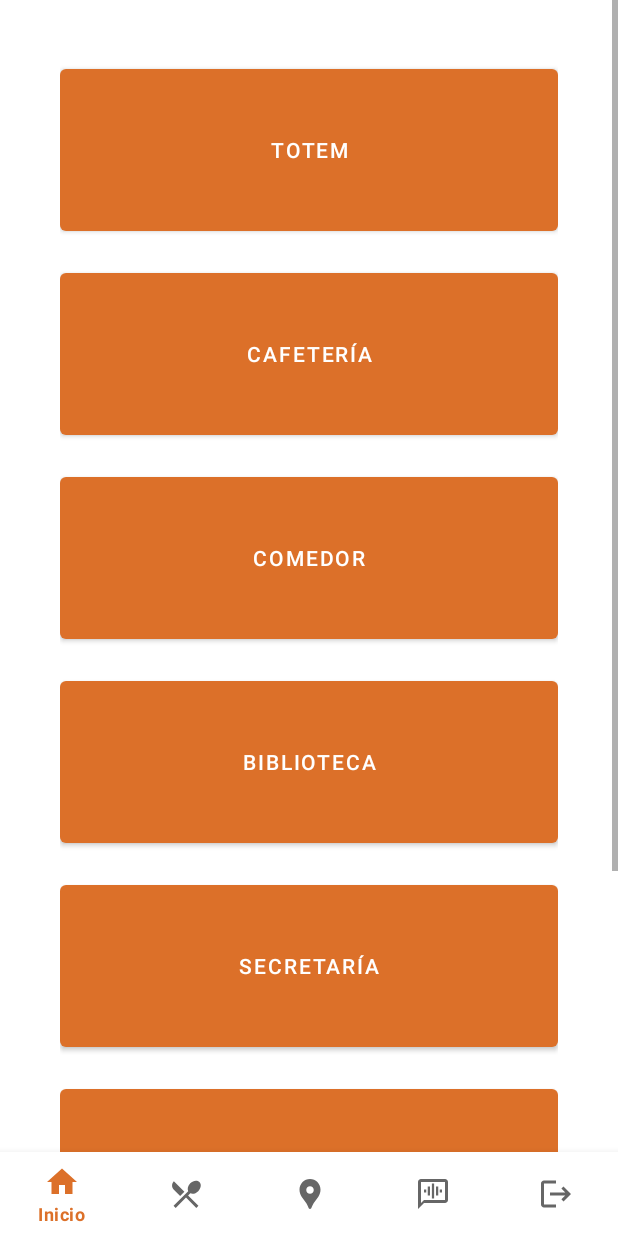
After one commit to Lmmp-02/NPI, an Android app: the fragment EspaciosComunesFragment placed in its activity, on a phone screen of 412 x 824 dp. The commit adds this screen. Run offline under Robolectric (Android 15) with nearby library versions, the phone set to English and light mode, and no system bars; our stand-ins replace Firebase (no records; nobody signed in at launch, a user with empty details on screens opened directly).

Commit message:
TabView selector localizaciones

```diff
--- /dev/null
+++ b/Practica_3/AsistenteEtsiit/app/src/main/java/grupo2/AsistenteEtsiit/EspaciosComunesFragment.java
@@ -0,0 +1,21 @@
+package grupo2.AsistenteEtsiit;
+
+import android.os.Bundle;
+
+import androidx.fragment.app.Fragment;
+
+import android.view.LayoutInflater;
+import android.view.View;
+import android.view.ViewGroup;
+
+public class EspaciosComunesFragment extends Fragment {
+    public EspaciosComunesFragment() {
+        // Required empty public constructor
+    }
+
+    @Override
+    public View onCreateView(LayoutInflater inflater, ViewGroup container, Bundle savedInstanceState) {
+        // Inflate the layout for this fragment
+        return inflater.inflate(R.layout.fragment_espacios_comunes, container, false);
+    }
+}
--- /dev/null
+++ b/Practica_3/AsistenteEtsiit/app/src/main/res/layout/fragment_espacios_comunes.xml
@@ -0,0 +1,80 @@
+<?xml version="1.0" encoding="utf-8"?>
+<androidx.constraintlayout.widget.ConstraintLayout xmlns:android="http://schemas.android.com/apk/res/android"
+    xmlns:tools="http://schemas.android.com/tools"
+    android:layout_width="match_parent"
+    android:layout_height="match_parent"
+    tools:context=".EspaciosComunesFragment">
+
+    <ScrollView
+        android:layout_width="match_parent"
+        android:layout_height="match_parent">
+
+        <LinearLayout
+            android:layout_width="match_parent"
+            android:layout_height="wrap_content"
+            android:orientation="vertical"
+            android:padding="40dp">
+
+            <Button
+                android:layout_width="match_parent"
+                android:layout_height="120dp"
+                android:text="@string/ec_totem" />
+
+            <Space
+                android:layout_width="match_parent"
+                android:layout_height="16dp" />
+
+            <Button
+                android:layout_width="match_parent"
+                android:layout_height="120dp"
+                android:text="@string/ec_cafeteria" />
+
+            <Space
+                android:layout_width="match_parent"
+                android:layout_height="16dp" />
+
+            <Button
+                android:layout_width="match_parent"
+                android:layout_height="120dp"
+                android:text="@string/ec_comedor" />
+
+            <Space
+                android:layout_width="match_parent"
+                android:layout_height="16dp" />
+
+            <Button
+                android:layout_width="match_parent"
+                android:layout_height="120dp"
+                android:text="@string/ec_biblioteca" />
+
+            <Space
+                android:layout_width="match_parent"
+                android:layout_height="16dp" />
+
+            <Button
+                android:layout_width="match_parent"
+                android:layout_height="120dp"
+                android:text="@string/ec_secretaria" />
+
+            <Space
+                android:layout_width="match_parent"
+                android:layout_height="16dp" />
+
+            <Button
+                android:layout_width="match_parent"
+                android:layout_height="120dp"
+                android:text="@string/ec_salondeactos" />
+
+            <Space
+                android:layout_width="match_parent"
+                android:layout_height="16dp" />
+
+            <Button
+                android:layout_width="match_parent"
+                android:layout_height="120dp"
+                android:text="@string/ec_salondegrados" />
+
+        </LinearLayout>
+    </ScrollView>
+
+</androidx.constraintlayout.widget.ConstraintLayout>
--- a/Practica_3/AsistenteEtsiit/app/src/main/res/values/strings.xml
+++ b/Practica_3/AsistenteEtsiit/app/src/main/res/values/strings.xml
@@ -43,6 +43,7 @@
     <string name="PagoComida_qr">Lector QR</string>
     <string name="PagoComida_nfc">Lector NFC</string>
 
+    <string name="SelectorRuta_cabecera">Seleccione Origen</string>
     <string name="SelectorRuta_comunes">Espacios Comunes</string>
     <string name="SelectorRuta_clasesdesp">Clases/Despachos</string>
 
@@ -50,5 +51,12 @@
 
     <!-- TODO: Remove or change this placeholder text -->
     <string name="hello_blank_fragment">Hello blank fragment</string>
+    <string name="ec_totem">Totem</string>
+    <string name="ec_cafeteria">Cafetería</string>
+    <string name="ec_comedor">Comedor</string>
+    <string name="ec_biblioteca">Biblioteca</string>
+    <string name="ec_secretaria">Secretaría</string>
+    <string name="ec_salondeactos">Salón de Actos</string>
+    <string name="ec_salondegrados">Salón de Grados</string>
 
 </resources>
```
Also changed, not shown: Practica_3/AsistenteEtsiit/app/src/main/java/grupo2/AsistenteEtsiit/ClasesDespachosFragment.java (added, +21 -0 lines), Practica_3/AsistenteEtsiit/app/src/main/java/grupo2/AsistenteEtsiit/SelectorRutaFragment.java (+20 -1 lines), Practica_3/AsistenteEtsiit/app/src/main/java/grupo2/AsistenteEtsiit/VPAdapter.java (added, +41 -0 lines), Practica_3/AsistenteEtsiit/app/src/main/res/layout/fragment_clases_despachos.xml (added, +14 -0 lines), Practica_3/AsistenteEtsiit/app/src/main/res/layout/fragment_selector_ruta.xml (+41 -14 lines).
